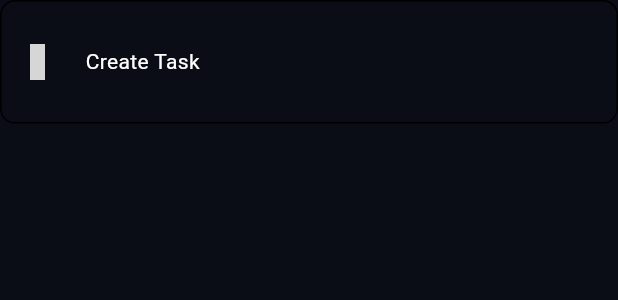
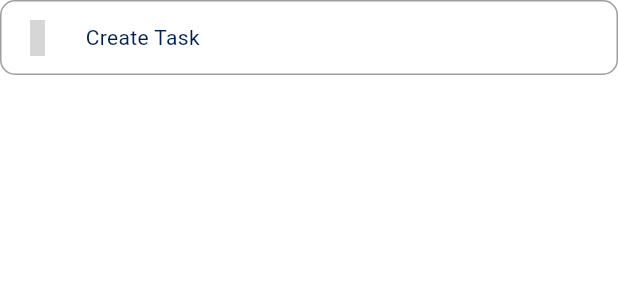
Before and after one commit to Anashabib12/Event_App, a Flutter app: the CustomContainer widget shown alone on an empty page, opened directly, on a phone screen of 412 x 824 dp. Shown: the top 300 px of the screen. Run offline on Flutter 3.47's test engine with Material 3 defaults, Android fonts, the phone set to English and light mode, and no system bars; our stand-ins replace get, iconsax, smooth_page_indicator; grey boxes are pictures that could not be loaded.

```diff
--- a/lib/commons/bottom_navigation.dart
+++ b/lib/commons/bottom_navigation.dart
@@ -1,5 +1,6 @@
 import 'package:event_app/commons/custom_modal_sheet.dart';
 import 'package:event_app/view/OnBoardingScreen/home/home.dart';
+import 'package:event_app/view/ProfileScreen/profile_screen.dart';
 import 'package:flutter/material.dart';
 
 import '../Utils/Constant/image_strings.dart';
@@ -19,7 +20,7 @@ class _CustomBottomNavigationState extends State<CustomBottomNavigation> {
     Placeholder(),
     Placeholder(),
     Placeholder(),
-    Placeholder()
+    ProfileScreen()
   ];
 
   @override
--- a/lib/commons/custom_container.dart
+++ b/lib/commons/custom_container.dart
@@ -2,41 +2,65 @@ import 'package:flutter/material.dart';
 
 // ignore: must_be_immutable
 class CustomContainer extends StatelessWidget {
-  CustomContainer(
-      {super.key, required this.icon, required this.text, this.onTap});
+  const CustomContainer({
+    super.key,
+    this.icon,
+    required this.text,
+    this.onTap,
+    this.suffixIcon,
+    this.suffixSwitch,
+  });
 
-  var icon;
-  String text;
-  var onTap;
+  final IconData? icon; // Use IconData type for icon
+  final String text;
+  final VoidCallback? onTap; // Use VoidCallback for onTap
+  final IconData? suffixIcon; // Use IconData type for suffixIcon
+  final Switch? suffixSwitch; // Use Switch widget for suffixSwitch
 
   @override
   Widget build(BuildContext context) {
-    var height = MediaQuery.of(context).size.height;
     final theme = Theme.of(context);
     return GestureDetector(
-      onTap: () {
-        onTap;
-      },
+      onTap: onTap, // Correctly invoking onTap callback
       child: Container(
-          height: height * 0.1,
         padding: const EdgeInsets.all(12),
         decoration: BoxDecoration(
-            border: Border.all(),
+          border: Border.all(color: Colors.grey),
           borderRadius: BorderRadius.circular(10),
         ),
-          child: Row(children: [
+        child: Row(
+          mainAxisAlignment: MainAxisAlignment.spaceBetween,
+          children: [
+            Row(
+              children: [
+                if (icon != null) // Only display the icon if it's provided
                   Icon(
                     icon,
                     color: theme.primaryColor,
                   ),
-            const SizedBox(
-              width: 20,
-            ),
+                const SizedBox(width: 20),
                 Text(
                   text,
                   style: TextStyle(color: theme.primaryColor),
-            )
-          ])),
+                ),
+              ],
+            ),
+            Row(
+              children: [
+                if (suffixIcon !=
+                    null) // Only display the suffix icon if it's provided
+                  Icon(
+                    suffixIcon,
+                    color: theme.primaryColor,
+                  ),
+                if (suffixSwitch !=
+                    null) // Only display the switch if it's provided
+                  suffixSwitch!,
+              ],
+            ),
+          ],
+        ),
+      ),
     );
   }
 }
--- a/lib/main.dart
+++ b/lib/main.dart
@@ -14,7 +14,7 @@ class MainApp extends StatelessWidget {
   @override
   Widget build(BuildContext context) {
     return GetMaterialApp(
-        themeMode: ThemeMode.dark,
+        themeMode: ThemeMode.light,
         theme: CustomTheme.lightTheme,
         darkTheme: CustomTheme.darkTheme,
         debugShowCheckedModeBanner: false,
--- a/lib/view/getStarted/get_started_view.dart
+++ b/lib/view/getStarted/get_started_view.dart
@@ -8,8 +8,6 @@ class GetStartedView extends StatelessWidget {
 
   @override
   Widget build(BuildContext context) {
-    final theme = Theme.of(context);
-
     return Scaffold(
       backgroundColor: const Color(0xffA096FF),
       body: SingleChildScrollView(
```
Also changed, not shown: lib/commons/custom_modal_sheet.dart (+6 -6 lines), lib/controllers/main_controller.dart (added, +11 -0 lines), lib/view/OnBoardingScreen/home/home.dart (+10 -2 lines), lib/view/ProfileScreen/profile_screen.dart (added, +170 -0 lines), lib/view/ProfileScreen/settings_screen.dart (added, +122 -0 lines). Lines whose indentation alone changed are shown as unchanged.
